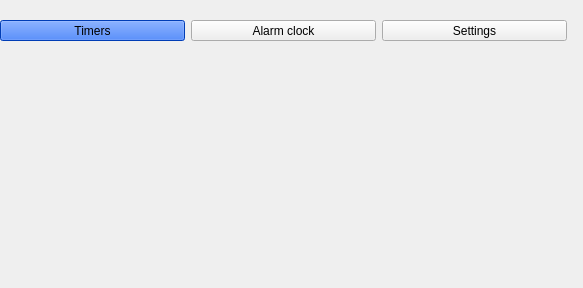
The window that alarmclock.ui (andruhus/Lab2OOOP2020) describes before a commit, drawn with Qt 5.
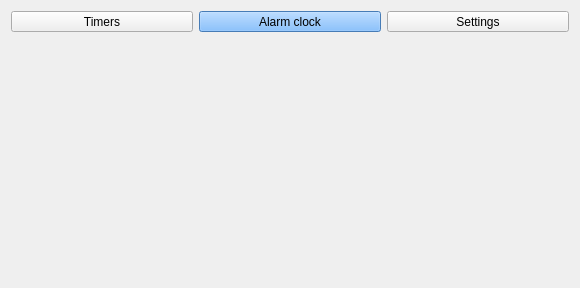
The same window after the commit.

Patch:
```diff
--- a/alarmclock.ui
+++ b/alarmclock.ui
@@ -6,22 +6,15 @@
    <rect>
     <x>0</x>
     <y>0</y>
-    <width>583</width>
+    <width>580</width>
     <height>288</height>
    </rect>
   </property>
   <property name="windowTitle">
    <string>Form</string>
   </property>
-  <widget class="QWidget" name="layoutWidget">
-   <property name="geometry">
-    <rect>
-     <x>0</x>
-     <y>20</y>
-     <width>567</width>
-     <height>21</height>
-    </rect>
-   </property>
+  <layout class="QFormLayout" name="formLayout">
+   <item row="0" column="0" colspan="2">
    <layout class="QHBoxLayout" name="horizontalLayout">
     <item>
      <widget class="QToolButton" name="toolButton">
@@ -31,9 +24,6 @@
         <verstretch>0</verstretch>
        </sizepolicy>
       </property>
-      <property name="styleSheet">
-       <string notr="true">background-color: rgb(0, 85, 255);</string>
-      </property>
       <property name="text">
        <string>Timers</string>
       </property>
@@ -47,6 +37,9 @@
         <verstretch>0</verstretch>
        </sizepolicy>
       </property>
+       <property name="styleSheet">
+        <string notr="true">background-color: rgb(99, 174, 255);</string>
+       </property>
       <property name="text">
        <string>Alarm clock</string>
       </property>
@@ -66,7 +59,8 @@
      </widget>
     </item>
    </layout>
-  </widget>
+   </item>
+  </layout>
  </widget>
  <resources/>
  <connections/>
```
Lines whose indentation alone changed are shown as unchanged.
